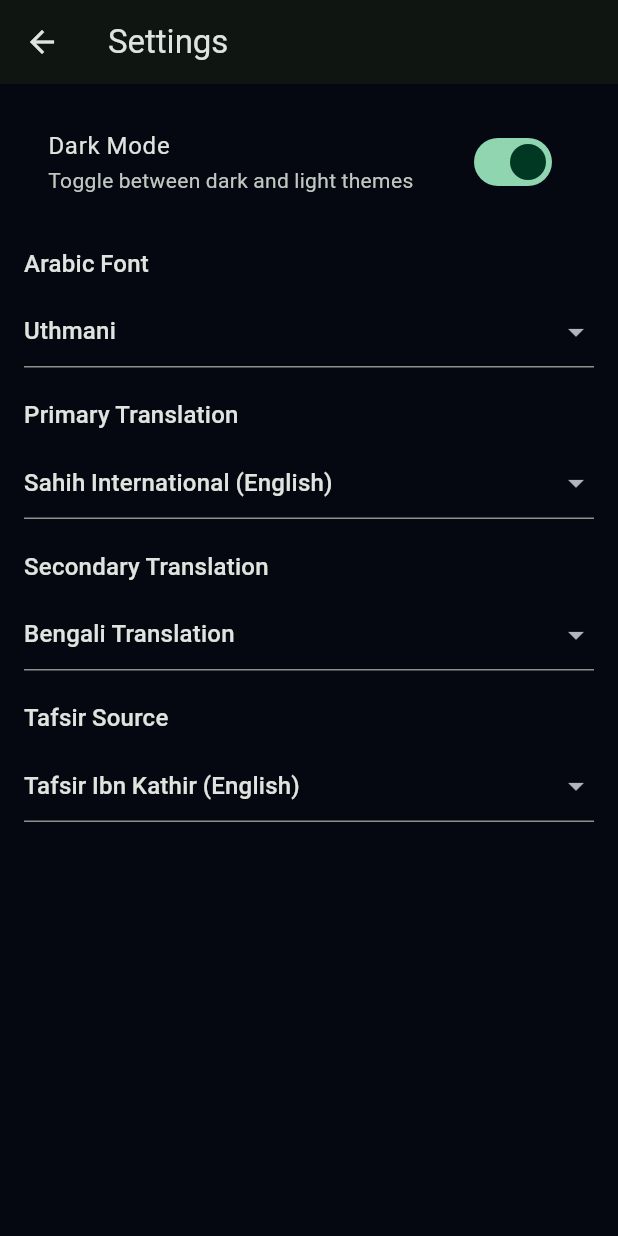
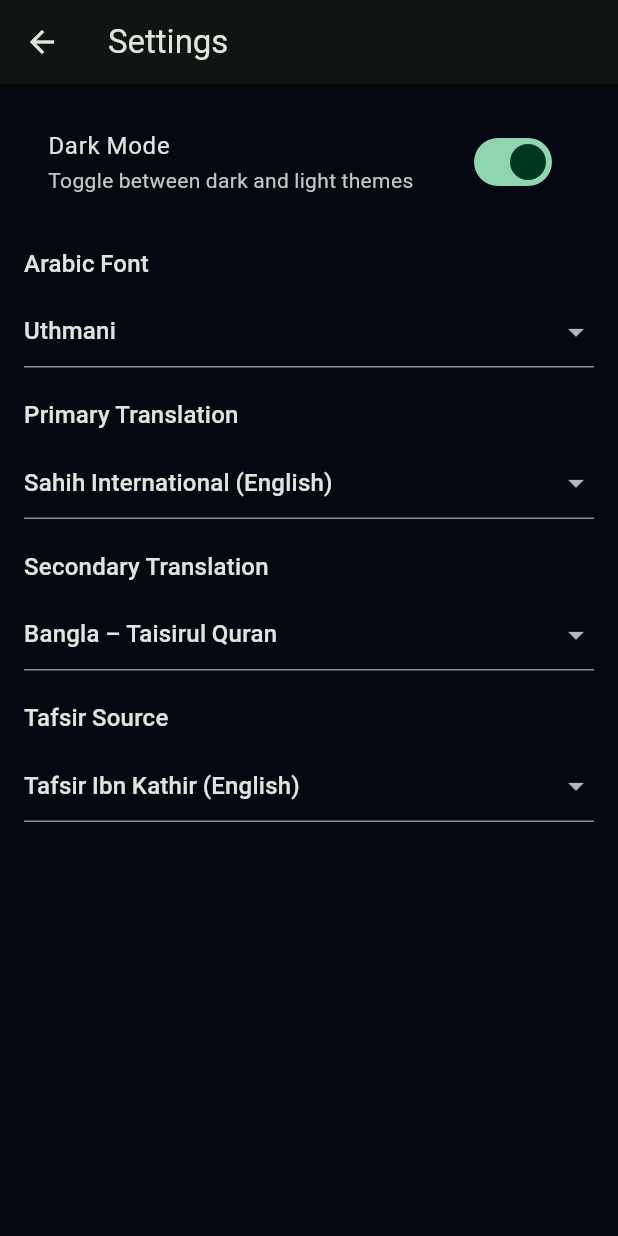
Before and after one commit to rizwansammo/quran_desktop, a Flutter app: the screen it shows after launch, scrolled down 576 dp, after a tap on the "settings" icon, on a phone screen of 412 x 824 dp. Run offline on Flutter 3.47's test engine with Material 3 defaults, Android fonts, the phone set to English and light mode, and no system bars; our stand-ins replace flutter_riverpod, shared_preferences, sqflite_common_ffi; accounts and stored records are empty.

Commit message:
Translation added

```diff
--- a/lib/src/providers/settings_provider.dart
+++ b/lib/src/providers/settings_provider.dart
@@ -16,7 +16,6 @@
   "Scheherazade",
   "IndoPak",
 ];
-
 
 /// ----------------------
 /// THEME MODE PROVIDER
@@ -50,7 +49,6 @@
   return ThemeModeNotifier();
 });
 
-
 /// ----------------------
 /// ARABIC FONT PROVIDER
 /// ----------------------
@@ -76,7 +74,6 @@
     StateNotifierProvider<ArabicFontProvider, String>((ref) {
   return ArabicFontProvider();
 });
-
 
 /// ----------------------
 /// TRANSLATION PROVIDERS
@@ -105,20 +102,15 @@
 
 final translationProvider1 =
     StateNotifierProvider<TranslationProvider, String>((ref) {
-  return TranslationProvider(_kTranslation1, defaultValue: "en.sahih");
+  return TranslationProvider(_kTranslation1, defaultValue: "20");
 });
 
 final translationProvider2 =
     StateNotifierProvider<TranslationProvider, String>((ref) {
-  return TranslationProvider(_kTranslation2, defaultValue: "bn.bengali");
+  return TranslationProvider(_kTranslation2, defaultValue: "161");
 });
-
-
-/// ----------------------
-/// TAFSIR PROVIDER
-/// ----------------------
 
 final tafsirProvider =
     StateNotifierProvider<TranslationProvider, String>((ref) {
-  return TranslationProvider(_kTafsirSource, defaultValue: "en.ibnkathir");
+  return TranslationProvider(_kTafsirSource, defaultValue: "169");
 });
--- a/lib/src/screens/settings_screen.dart
+++ b/lib/src/screens/settings_screen.dart
@@ -7,15 +7,18 @@
   const SettingsScreen({super.key});
 
   static const translations = {
-    "en.sahih": "Sahih International (English)",
-    "en.pickthall": "Pickthall (English)",
-    "bn.bengali": "Bengali Translation",
+    "20": "Sahih International (English)",
+    "19": "Pickthall (English)",
+    "161": "Bangla – Taisirul Quran",
+    "162": "Bangla – Rawai Al-bayan",
+    "163": "Bangla – Sheikh Mujib",
   };
 
   static const tafsirSources = {
-    "en.ibnkathir": "Tafsir Ibn Kathir (English)",
-    "bn.ibnkathir": "Tafsir Ibn Kathir (Bangla)",
-    "bn.abubakar_zakaria": "Abu Bakar Zakaria (Bangla)",
+    "169": "Tafsir Ibn Kathir (English)",
+    "215": "Tafsir Ibn Kathir (Bangla)",
+    "216": "Tafsir Ahsanul Bayan (Bangla)",
+    "219": "Abu Bakar Zakaria (Bangla)"
   };
 
   @override
--- a/lib/src/screens/tafsir_screen.dart
+++ b/lib/src/screens/tafsir_screen.dart
@@ -33,9 +33,8 @@
 
     try {
       final result = await QuranApi.fetchTafsir(
-        widget.ayah.surah,
-        widget.ayah.ayahNumber,
-        tafsirSource,
+        widget.ayah.id, // FIXED ✔
+        tafsirSource, // FIXED ✔
       );
 
       tafsirText = result ?? "No tafsir available for this ayah.";
```
Also changed, not shown: lib/src/services/quran_api.dart (+33 -35 lines).
